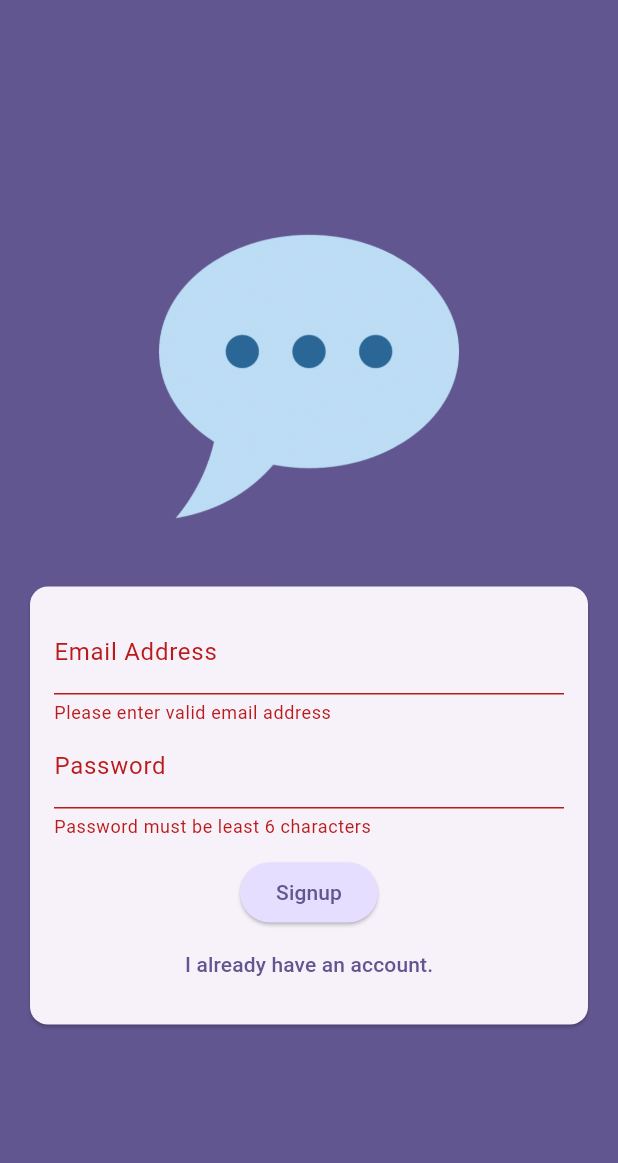
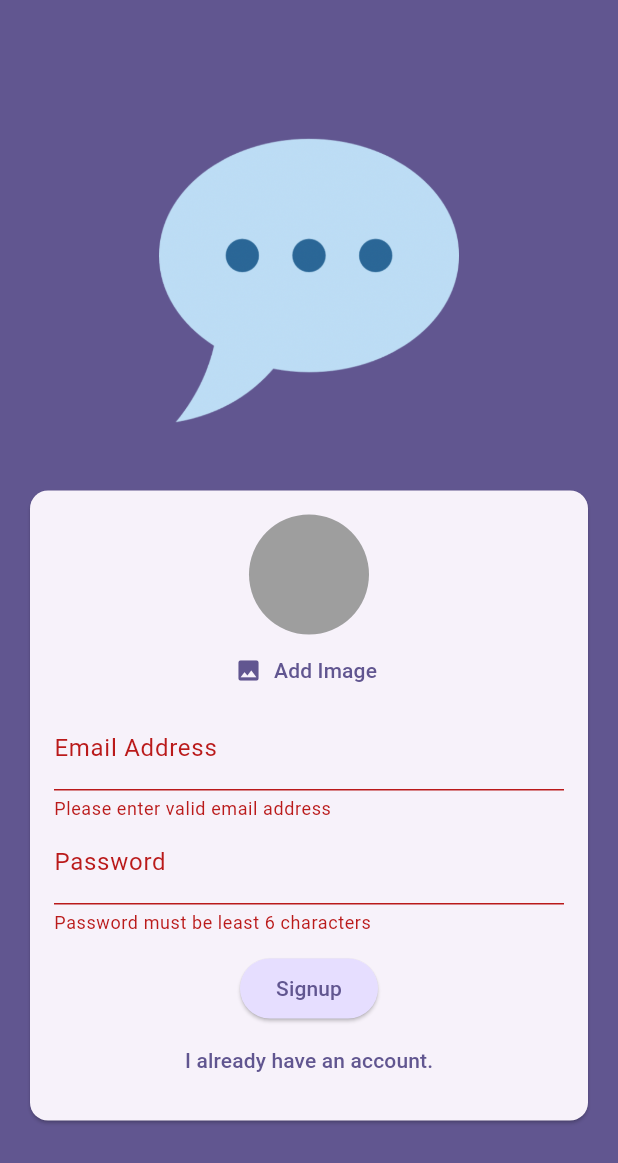
Before and after one commit to Mrkonxyz/chat_app, a Flutter app: the screen it shows after launch, after a tap on "Login", after a tap on "Create an account", on a phone screen of 412 x 824 dp. Shown: the top 1163 px of the screen. Run offline on Flutter 3.47's test engine with Material 3 defaults, Android fonts, the phone set to English and light mode, and no system bars; our stand-ins replace cloud_firestore, firebase_auth, firebase_core, firebase_storage, image_picker; accounts and stored records are empty.

```diff
--- a/lib/main.dart
+++ b/lib/main.dart
@@ -1,4 +1,7 @@
 import 'package:chat_app/screens/auth.dart';
+import 'package:chat_app/screens/chat.dart';
+import 'package:chat_app/screens/splash.dart';
+import 'package:firebase_auth/firebase_auth.dart';
 import 'package:flutter/material.dart';
 import 'package:firebase_core/firebase_core.dart';
 import 'firebase_options.dart';
@@ -20,10 +23,22 @@ class MyApp extends StatelessWidget {
     return MaterialApp(
       title: 'Flutter Chat app',
       theme: ThemeData().copyWith(
-          useMaterial3: true,
           colorScheme: ColorScheme.fromSeed(
               seedColor: const Color.fromARGB(255, 63, 17, 177))),
-      home: const AuthScreen(),
+      home: StreamBuilder(
+        stream: FirebaseAuth.instance.authStateChanges(),
+        builder: (context, snapshot) {
+          if (snapshot.connectionState == ConnectionState.waiting) {
+            return const SplashScreen();
+          }
+
+          if (snapshot.hasData) {
+            return const ChatScreen();
+          }
+
+          return const AuthScreen();
+        },
+      ),
     );
   }
 }
--- a/lib/screens/auth.dart
+++ b/lib/screens/auth.dart
@@ -1,4 +1,9 @@
+import 'dart:io';
+
+import 'package:chat_app/widgets/user_image_picker.dart';
+import 'package:cloud_firestore/cloud_firestore.dart';
 import 'package:firebase_auth/firebase_auth.dart';
+import 'package:firebase_storage/firebase_storage.dart';
 import 'package:flutter/material.dart';
 import 'package:flutter/src/widgets/container.dart';
 import 'package:flutter/src/widgets/framework.dart';
@@ -16,25 +21,45 @@ class _AuthScreenState extends State<AuthScreen> {
   final _from = GlobalKey<FormState>();
   var _enterEmail = '';
   var _enterPassword = '';
+  bool _isAuthenticating = false;
+  File? _selectedImage = null;
 
   var _isLogin = true;
 
   void _submit() async {
     final isValid = _from.currentState!.validate();
 
-    if (!isValid) {
+    if (!isValid || !_isLogin && _selectedImage == null) {
       return;
     }
+
     _from.currentState!.save();
     try {
+      setState(() {
+        _isAuthenticating = true;
+      });
       if (_isLogin) {
         final userCredential = await _firebase.signInWithEmailAndPassword(
             email: _enterEmail, password: _enterPassword);
-        print(userCredential);
       } else {
         final userCredential = await _firebase.createUserWithEmailAndPassword(
             email: _enterEmail, password: _enterPassword);
-        print(userCredential);
+        final storageRef = FirebaseStorage.instance
+            .ref()
+            .child('user_images')
+            .child('${userCredential.user!.uid}.jpg');
+        await storageRef.putFile(_selectedImage!);
+
+        final imageUrl = await storageRef.getDownloadURL();
+
+        await FirebaseFirestore.instance
+            .collection('users')
+            .doc(userCredential.user!.uid)
+            .set({
+          'username': "to be done",
+          "email": _enterEmail,
+          "image_url": imageUrl
+        });
       }
     } on FirebaseAuthException catch (error) {
       if (error.code == 'email-already-in-use') {
@@ -43,6 +68,9 @@ class _AuthScreenState extends State<AuthScreen> {
       ScaffoldMessenger.of(context).clearSnackBars();
       ScaffoldMessenger.of(context).showSnackBar(
           SnackBar(content: Text(error.message ?? 'Authentication failed.')));
+      setState(() {
+        _isAuthenticating = false;
+      });
     }
   }
 
@@ -71,6 +99,12 @@ class _AuthScreenState extends State<AuthScreen> {
                   child: Column(
                     mainAxisSize: MainAxisSize.min,
                     children: [
+                      if (!_isLogin)
+                        UserImagePicker(
+                          onPickImage: (pickImage) {
+                            _selectedImage = pickImage;
+                          },
+                        ),
                       TextFormField(
                         decoration:
                             const InputDecoration(labelText: 'Email Address'),
@@ -106,13 +140,17 @@ class _AuthScreenState extends State<AuthScreen> {
                       const SizedBox(
                         height: 12,
                       ),
+                      if (_isAuthenticating) const CircularProgressIndicator(),
+                      if (!_isAuthenticating)
                         ElevatedButton(
                           onPressed: _submit,
                           style: ElevatedButton.styleFrom(
-                            backgroundColor:
-                                Theme.of(context).colorScheme.primaryContainer),
+                              backgroundColor: Theme.of(context)
+                                  .colorScheme
+                                  .primaryContainer),
                           child: Text(_isLogin ? 'Login' : 'Signup'),
                         ),
+                      if (!_isAuthenticating)
                         TextButton(
                           onPressed: (() {
                             setState(() {
--- /dev/null
+++ b/lib/screens/splash.dart
@@ -0,0 +1,19 @@
+import 'package:flutter/material.dart';
+import 'package:flutter/src/widgets/container.dart';
+import 'package:flutter/src/widgets/framework.dart';
+
+class SplashScreen extends StatelessWidget {
+  const SplashScreen({super.key});
+
+  @override
+  Widget build(BuildContext context) {
+    return Scaffold(
+      appBar: AppBar(
+        title: const Text("Flutter Chat App"),
+      ),
+      body: const Center(
+        child: Text('Loading ...'),
+      ),
+    );
+  }
+}
--- /dev/null
+++ b/lib/widgets/user_image_picker.dart
@@ -0,0 +1,56 @@
+import 'dart:io';
+
+import 'package:flutter/material.dart';
+import 'package:flutter/src/widgets/container.dart';
+import 'package:flutter/src/widgets/framework.dart';
+import 'package:image_picker/image_picker.dart';
+
+class UserImagePicker extends StatefulWidget {
+  const UserImagePicker({super.key, required this.onPickImage});
+
+  final void Function(File pickImage) onPickImage;
+
+  @override
+  State<UserImagePicker> createState() => _UserImagePickerState();
+}
+
+class _UserImagePickerState extends State<UserImagePicker> {
+  File? _pickImageFile;
+
+  void _pickImage() async {
+    final pickImage = await ImagePicker().pickImage(
+        source: ImageSource.camera, imageQuality: 100, maxWidth: 100);
+
+    if (pickImage == null) {
+      return;
+    }
+
+    setState(() {
+      _pickImageFile = File(pickImage.path);
+    });
+    widget.onPickImage(_pickImageFile!);
+  }
+
+  @override
+  Widget build(BuildContext context) {
+    return Column(
+      children: [
+        CircleAvatar(
+          radius: 40,
+          backgroundColor: Colors.grey,
+          foregroundImage:
+              _pickImageFile != null ? FileImage(_pickImageFile!) : null,
+        ),
+        TextButton.icon(
+            onPressed: _pickImage,
+            icon: const Icon(Icons.image),
+            label: Text(
+              'Add Image',
+              style: TextStyle(
+                color: Theme.of(context).colorScheme.primary,
+              ),
+            ))
+      ],
+    );
+  }
+}
--- a/pubspec.yaml
+++ b/pubspec.yaml
@@ -32,12 +32,14 @@ dependencies:
   flutter:
     sdk: flutter
 
-
   # The following adds the Cupertino Icons font to your application.
   # Use with the CupertinoIcons class for iOS style icons.
   cupertino_icons: ^1.0.2
   firebase_core: ^2.24.2
   firebase_auth: ^4.16.0
+  firebase_storage: ^11.6.0
+  image_picker: ^1.0.2
+  cloud_firestore: ^4.15.5
 
 dev_dependencies:
   flutter_test:
```
Also changed, not shown: lib/screens/chat.dart (+10 -0 lines), pubspec.lock, 9 other files. Lines whose indentation alone changed are shown as unchanged.
